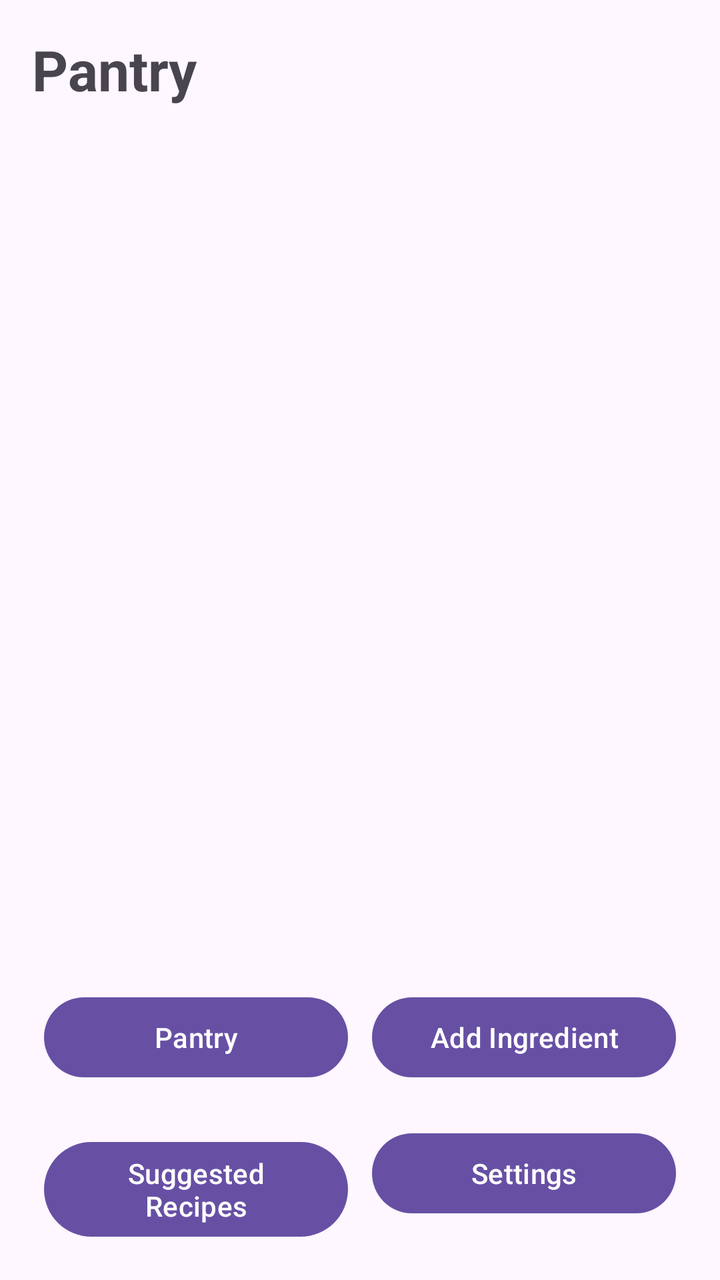
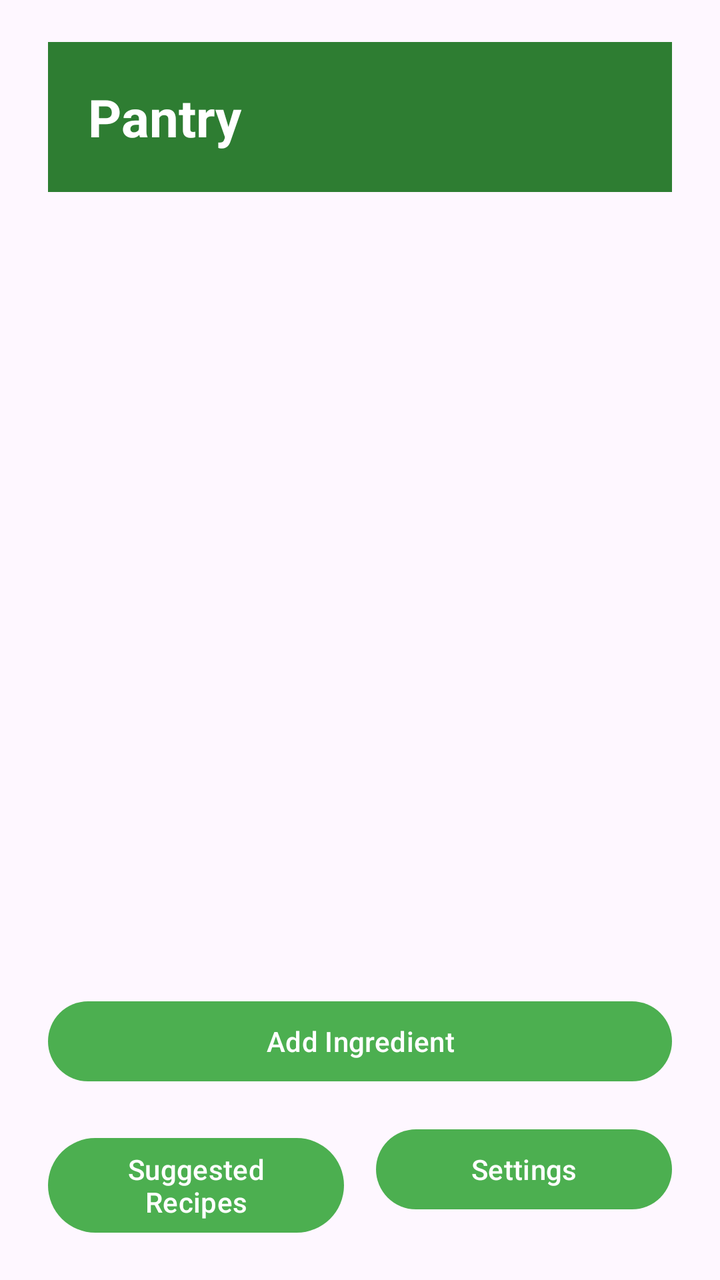

The first picture is an Android layout as it rendered before a commit; the second is the same layout after the commit. The layout source and the unified diff follow.
<!-- AndroidManifest.xml: application theme Theme.SmartPantryManager -->
<!-- res/layout/activity_pantry.xml -->
<?xml version="1.0" encoding="utf-8"?>
<LinearLayout xmlns:android="http://schemas.android.com/apk/res/android"
    android:layout_width="match_parent"
    android:layout_height="match_parent"
    android:orientation="vertical"
    android:padding="16dp"
    android:fitsSystemWindows="true">

    
    <TextView
        android:id="@+id/pantryTitle"
        android:layout_width="match_parent"
        android:layout_height="wrap_content"
        android:text="Pantry"
        android:textSize="28sp"
        android:textStyle="bold"
        android:paddingBottom="12dp" />

    
    <androidx.recyclerview.widget.RecyclerView
        android:id="@+id/pantryRecyclerView"
        android:layout_width="match_parent"
        android:layout_height="0dp"
        android:layout_weight="1" />

    <LinearLayout
        android:layout_width="match_parent"
        android:layout_height="wrap_content"
        android:orientation="horizontal"
        android:paddingTop="8dp">

        
        <Button
            android:id="@+id/pantryNavigationButton"
            android:layout_width="0dp"
            android:layout_height="wrap_content"
            android:layout_weight="1"
            android:text="Pantry"
            android:layout_margin="6dp" />

        
        <Button
            android:id="@+id/addIngredientButton"
            android:layout_width="0dp"
            android:layout_height="wrap_content"
            android:layout_weight="1"
            android:text="Add Ingredient"
            android:layout_margin="6dp" />

    </LinearLayout>

    <LinearLayout
        android:layout_width="match_parent"
        android:layout_height="wrap_content"
        android:orientation="horizontal"
        android:paddingTop="8dp">

        
        <Button
            android:id="@+id/suggestedRecipesButton"
            android:layout_width="0dp"
            android:layout_height="wrap_content"
            android:layout_weight="1"
            android:text="Suggested Recipes"
            android:layout_margin="6dp" />

        <Button
            android:id="@+id/settingsNavigationButton"
            android:layout_width="0dp"
            android:layout_height="wrap_content"
            android:layout_weight="1"
            android:text="Settings"
            android:layout_margin="6dp" />

    </LinearLayout>

</LinearLayout>
<!-- resources referenced by this layout -->
<resources>
  <style name="Theme.SmartPantryManager" parent="Base.Theme.SmartPantryManager" />
  <style name="Base.Theme.SmartPantryManager" parent="Theme.Material3.DayNight.NoActionBar">
          
          
      </style>
</resources>

<!-- the commit's change to res/layout/activity_pantry.xml (unified diff, before → after) -->
@@ -12,9 +12,8 @@
         android:layout_width="match_parent"
         android:layout_height="wrap_content"
         android:text="Pantry"
-        android:textSize="28sp"
-        android:textStyle="bold"
-        android:paddingBottom="12dp" />
+        style="@style/ScreenHeading"
+        android:padding="20dp" />
 
     
     <androidx.recyclerview.widget.RecyclerView
@@ -31,29 +30,19 @@
 
         
         <Button
-            android:id="@+id/pantryNavigationButton"
-            android:layout_width="0dp"
-            android:layout_height="wrap_content"
-            android:layout_weight="1"
-            android:text="Pantry"
-            android:layout_margin="6dp" />
-
-        
-        <Button
             android:id="@+id/addIngredientButton"
-            android:layout_width="0dp"
+            android:layout_width="match_parent"
             android:layout_height="wrap_content"
             android:layout_weight="1"
             android:text="Add Ingredient"
-            android:layout_margin="6dp" />
+            android:layout_margin="8dp" />
 
     </LinearLayout>
 
     <LinearLayout
         android:layout_width="match_parent"
         android:layout_height="wrap_content"
-        android:orientation="horizontal"
-        android:paddingTop="8dp">
+        android:orientation="horizontal">
 
         
         <Button
@@ -62,15 +51,16 @@
             android:layout_height="wrap_content"
             android:layout_weight="1"
             android:text="Suggested Recipes"
-            android:layout_margin="6dp" />
+            android:layout_margin="8dp" />
 
+        
         <Button
             android:id="@+id/settingsNavigationButton"
             android:layout_width="0dp"
             android:layout_height="wrap_content"
             android:layout_weight="1"
             android:text="Settings"
-            android:layout_margin="6dp" />
+            android:layout_margin="8dp" />
 
     </LinearLayout>
 
<!-- resource entries referenced after the edit -->
@@ -1,9 +1,27 @@
 <!-- resources referenced by this layout -->
 <resources>
+  <style name="ScreenHeading">
+          <item name="android:layout_width">match_parent</item>
+          <item name="android:layout_height">wrap_content</item>
+          <item name="android:textSize">26sp</item>
+          <item name="android:textStyle">bold</item>
+          <item name="android:padding">20dp</item>
+          <item name="android:textColor">@color/app_button_text</item>
+          <item name="android:background">@color/app_heading</item>
+          <item name="android:layout_marginTop">5dp</item>
+          <item name="android:layout_marginBottom">5dp</item>
+          <item name="android:layout_marginLeft">8dp</item>
+          <item name="android:layout_marginRight">8dp</item>
+      </style>
   <style name="Theme.SmartPantryManager" parent="Base.Theme.SmartPantryManager" />
+  <color name="app_button_text">#FFFFFFFF</color>
+  <color name="app_heading">#2E7D32</color>
   <style name="Base.Theme.SmartPantryManager" parent="Theme.Material3.DayNight.NoActionBar">
-          
-          
+  
+          <item name="colorPrimary">@color/app_primary</item>
+          <item name="colorSecondary">@color/app_primary</item>
+  
       </style>
+  <color name="app_primary">#4CAF50</color>
 </resources>
 
